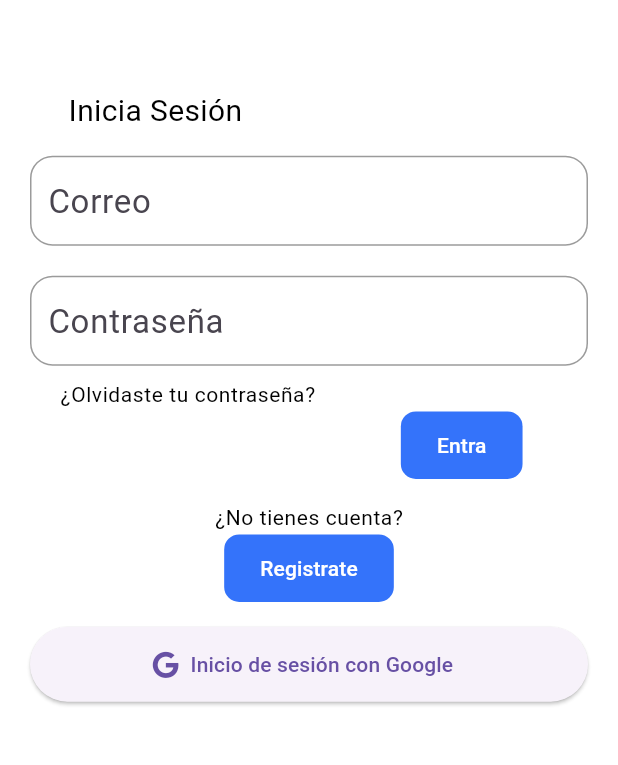
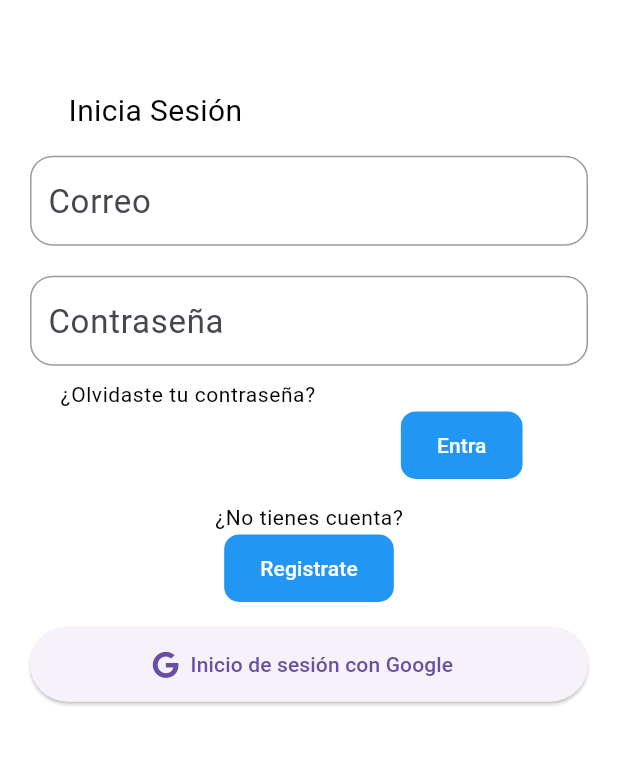
Before and after one commit to BotitaDLalo/AprendeMas, a Flutter app: the screen it shows after launch, on a phone screen of 412 x 824 dp, the part 330-1095 px from its top. Run offline on Flutter 3.47's test engine with Material 3 defaults, Android fonts, the phone set to English and light mode, and no system bars; our stand-ins replace connectivity_plus, dio, firebase_core, firebase_messaging, flutter_colorpicker, flutter_dotenv and 11 more; accounts and stored records are empty.

Commit message:
feat(apptheme): Crea variable para obtener color principal.

```diff
--- a/lib/config/utils/app_theme.dart
+++ b/lib/config/utils/app_theme.dart
@@ -7,11 +7,15 @@ const List<Color> _colorThemes = [
   Color.fromARGB(100, 0, 0, 0), //$Negro palido 3
   Color.fromARGB(150, 0, 0, 0), //$Negro palido 4
   Color.fromARGB(140, 141, 141, 141), //$ Gris 5
-  Colors.grey, //$ 6
+  Color.fromARGB(255, 33, 150, 243) //# Principal blue
 ];
 
 class AppTheme {
   // final Color buttonColor = _colorThemes[1];
+
+  static Color mainColor =_colorThemes[6];
+  // static Color secondMainColor =Colors.yellow[700]!;
+
   static final Color isSelectedGroup = _colorThemes[1];
   static final Color notSelectedGroup = _colorThemes[6];
   static final Color cardHeader = _colorThemes[5];
@@ -66,7 +70,7 @@ class AppTheme {
 
 //#Buttons styles
   static final ButtonStyle buttonPrimary = ElevatedButton.styleFrom(
-    backgroundColor: _colorThemes[1],
+    backgroundColor: Colors.blue,
     // textStyle: const TextStyle(fontSize: 16),
     fixedSize: const Size.fromHeight(45),
     shape: RoundedRectangleBorder(
```
